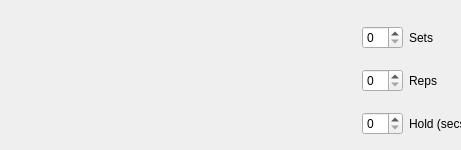
This is src/exercisecard.ui in Nickswoboda/HEPBuilder as Qt 5 draws it before an edit. The edited form follows.
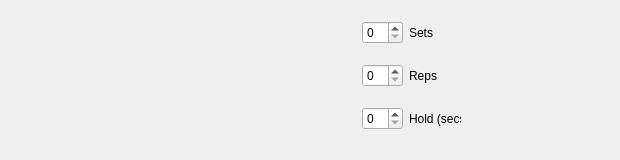
This is the edited form.

Commit message:
Fix bug causing cards not to be added to layout
I have no idea what was causing the issue. Exercises were working fine,
but exercise cards weren't. I tried everything including changing base
type, not using the .ui file, and making a standalone layout class.
Nothing worked. Then I changed the minimum size or the widget and now it
suddenly works. Makes no sense.

```diff
--- a/src/exercisecard.ui
+++ b/src/exercisecard.ui
@@ -6,10 +6,16 @@
    <rect>
     <x>0</x>
     <y>0</y>
-    <width>461</width>
-    <height>150</height>
+    <width>620</width>
+    <height>160</height>
    </rect>
   </property>
+  <property name="minimumSize">
+   <size>
+    <width>620</width>
+    <height>160</height>
+   </size>
+  </property>
   <property name="windowTitle">
    <string>Form</string>
   </property>
@@ -88,9 +94,9 @@
        <property name="geometry">
         <rect>
          <x>0</x>
-         <y>20</y>
+         <y>-10</y>
          <width>101</width>
-         <height>111</height>
+         <height>161</height>
         </rect>
        </property>
        <layout class="QFormLayout" name="set_layout">
```
The commit also changes 4 other files.
